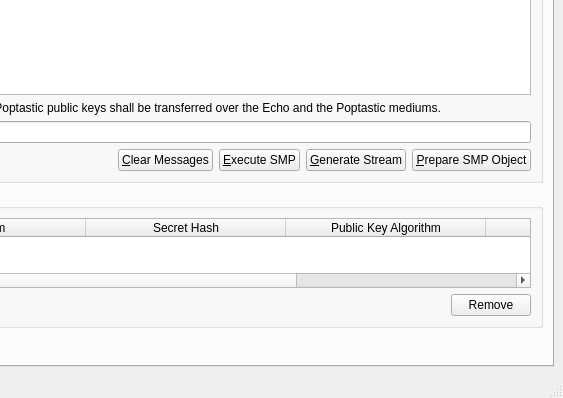
textbrowser/spot-on, file branches/trunk/UI/spot-on-smpwindow.ui: the form before one commit; both pictures show x 147 to 710 and y 197 to 595 of the 710 by 595 pixel window.
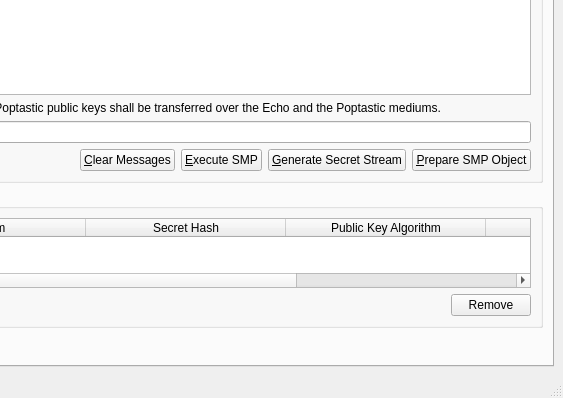
The form after the commit. Icons and pictures are not drawn.

Commit message: Changed button text: Generate Secret Stream.

```diff
--- a/branches/trunk/UI/spot-on-smpwindow.ui
+++ b/branches/trunk/UI/spot-on-smpwindow.ui
@@ -145,7 +145,7 @@
                 <string>&lt;html&gt;&lt;head/&gt;&lt;body&gt;&lt;p&gt;Generate a stream of bytes via the secret and the selected participant.&lt;/p&gt;&lt;/body&gt;&lt;/html&gt;</string>
                </property>
                <property name="text">
-                <string>&amp;Generate Stream</string>
+                <string>&amp;Generate Secret Stream</string>
                </property>
               </widget>
              </item>
```
The commit also changes 1 other file.
